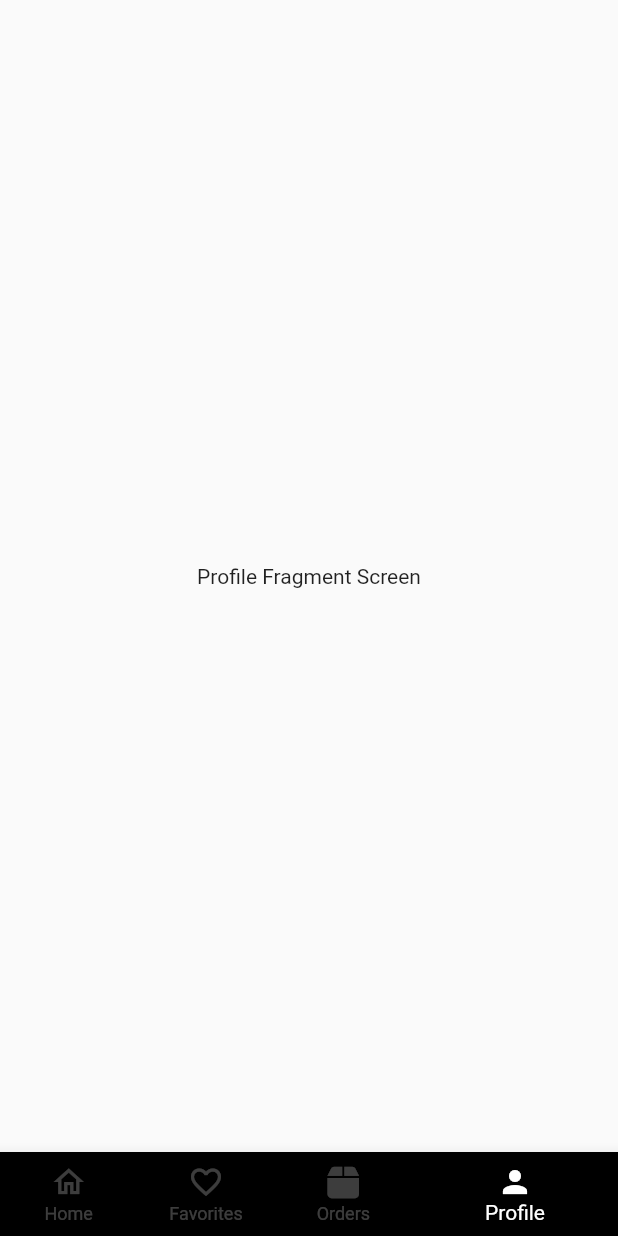
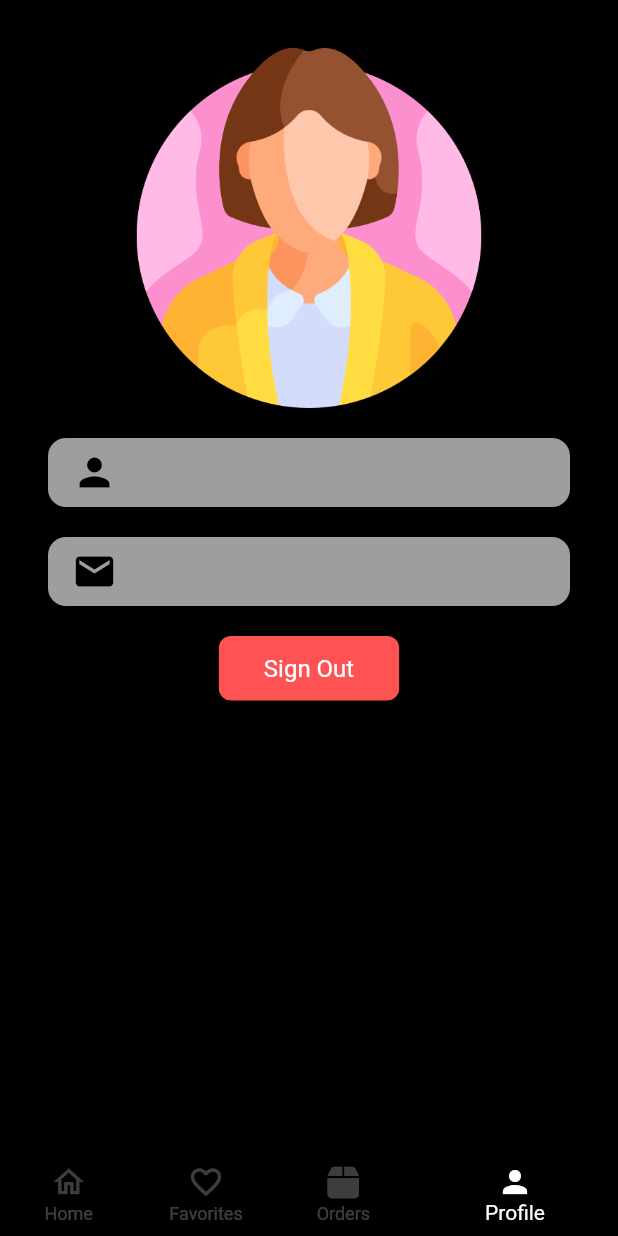
Before and after one commit to PBL6-BookStore-BE/bookstore_mobile, a Flutter app: the DashboardOfFragments screen opened directly, item 4 of the bottom bar chosen, on a phone screen of 412 x 824 dp. Run offline on Flutter 3.47's test engine with Material 2 defaults, Android fonts, the light colour scheme and no system bars; our stand-ins replace fluttertoast, font_awesome_flutter, get, shared_preferences; missing offline and left inert: dart:html; accounts and stored records are empty.

Commit message:
[feat]: Sign out and show profile user

```diff
--- a/lib/users/fragments/profile_fragment_screen.dart
+++ b/lib/users/fragments/profile_fragment_screen.dart
@@ -1,17 +1,164 @@
+import 'dart:convert';
+
+import 'package:books_app/users/authentication/login_screen.dart';
+import 'package:books_app/users/userPreferences/current_user.dart';
+import 'package:books_app/users/userPreferences/user_preferences.dart';
 import 'package:flutter/material.dart';
+import 'package:get/get.dart';
+import 'dart:developer';
 
+import 'package:shared_preferences/shared_preferences.dart';
 
 class ProfileFragmentScreen extends StatelessWidget
 {
 
+  final CurrentUser _currentUser = Get.put(CurrentUser());
+
+  signOutUser() async
+  {
+    var resultResponse = await Get.dialog(
+      AlertDialog(
+        backgroundColor: Colors.grey,
+        title: const Text(
+          "Logout",
+          style: TextStyle(
+            fontSize: 18,
+            fontWeight: FontWeight.bold,
+          )
+        ),
+        content: const Text(
+          "Are you sure?\nYou want to logout from app?"
+        ),
+        actions: [
+          TextButton(
+              onPressed: ()
+              {
+                Get.back();
+              },
+              child: const Text (
+                "No",
+                style: TextStyle(
+                  color: Colors.black,
+                ),
+              )
+          ),
+          TextButton(
+              onPressed: ()
+              {
+                Get.back(result: "loggedOut");
+              },
+              child: const Text (
+                "Yes",
+                style: TextStyle(
+                  color: Colors.black,
+                ),
+              )
+          ),
+        ],
+      ),
+    );
+
+    if(resultResponse == "loggedOut")
+    {
+      //delete-remove the user data from phone local storage
+      RememberUserPrefs.removeUserInfo()
+          .then((value)
+      {
+        Get.off(LoginScreen());
+      });
+    }
+  }
+
+  String? userName = "";
+  getUser() async
+  {
+    SharedPreferences prefs = await SharedPreferences.getInstance();
+    userName = (prefs.getString('currentUser')!! ?? "");
+  }
+  Widget userInfoItemProfile(IconData iconData, String userData)
+  {
+    return Container(
+      decoration: BoxDecoration(
+        borderRadius: BorderRadius.circular(12),
+        color: Colors.grey
+      ),
+      padding: const EdgeInsets.symmetric(
+        horizontal: 16,
+        vertical: 8,
+      ),
+      child: Row(
+        children: [
+          Icon(
+            iconData,
+            size: 30,
+            color: Colors.black,
+          ),
+          const SizedBox(width: 16,),
+          Text(
+            userData,
+            style: const TextStyle(
+              fontSize: 15,
+            ),
+          ),
+        ],
+      )
+    );
+  }
+
   @override
   Widget build(BuildContext context) {
-    return Scaffold(
-      body: Center(
-        child: Text(
-            "Profile Fragment Screen"
+    getUser();
+    return ListView(
+      padding: const EdgeInsets.all(32),
+      children: [
+
+        Center(
+          child: Image.asset(
+            "images/woman.png",
+            width: 240
+          )
         ),
-      ),
+
+        const SizedBox(height: 20,),
+
+        userInfoItemProfile(Icons.person, _currentUser.user.user_username),
+
+        const SizedBox(height: 20,),
+
+        userInfoItemProfile(Icons.email, _currentUser.user.user_email),
+
+        const SizedBox(height: 20,),
+
+        Center(
+          child: Material(
+            color: Colors.redAccent,
+            borderRadius: BorderRadius.circular(8),
+            child: InkWell(
+              onTap: ()
+              {
+                signOutUser();
+              },
+              borderRadius: BorderRadius.circular(32),
+              child: const Padding(
+                padding: EdgeInsets.symmetric(
+                  horizontal: 30,
+                  vertical: 12,
+                ),
+                child: Text(
+                  "Sign Out",
+                  style: TextStyle(
+                    color: Colors.white,
+                    fontSize: 16,
+                  ),
+                ),
+              ),
+            ),
+          ),
+        )
+
+
+
+      ],
     );
   }
 }
--- a/lib/users/userPreferences/user_preferences.dart
+++ b/lib/users/userPreferences/user_preferences.dart
@@ -3,6 +3,7 @@
 
 
 import 'dart:convert';
+import 'dart:developer';
 
 import 'package:books_app/users/model/user.dart';
 import 'package:shared_preferences/shared_preferences.dart';
@@ -32,7 +33,14 @@ class RememberUserPrefs
     {
       Map<String, dynamic> userDataMap = jsonDecode(userInfo);
       currentUserInfo = User.fromJson(userDataMap);
+
     }
     return currentUserInfo;
   }
+
+  static Future<void> removeUserInfo() async
+  {
+    SharedPreferences preferences = await SharedPreferences.getInstance();
+    await preferences.remove("currentUser");
+  }
 }
```
Also changed, not shown: images/man.png (added), images/woman.png (added), 1 other file.
